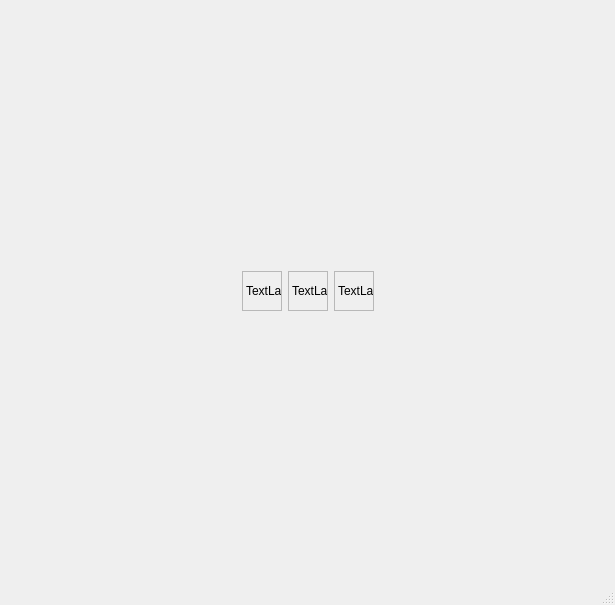
muarvyn/ColorLines, file mainwindow.ui: the form before one commit.
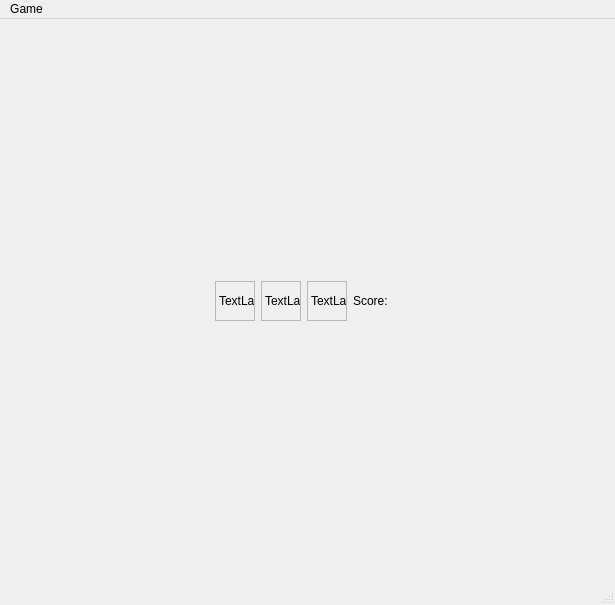
The form after the commit. Icons and pictures are not drawn.

Commit message: Added scoring. Added 'Game->New' menu. New feature: computer move skip after lines elimination.

```diff
--- a/mainwindow.ui
+++ b/mainwindow.ui
@@ -115,6 +115,20 @@
         </property>
        </widget>
       </item>
+      <item>
+       <widget class="QLabel" name="score">
+        <property name="text">
+         <string>Score:</string>
+        </property>
+       </widget>
+      </item>
+      <item>
+       <widget class="QLabel" name="scoreLab">
+        <property name="text">
+         <string/>
+        </property>
+       </widget>
+      </item>
       <item>
        <spacer name="horizontalSpacer_2">
         <property name="orientation">
@@ -141,6 +155,13 @@
      <height>22</height>
     </rect>
    </property>
+   <widget class="QMenu" name="menuGame">
+    <property name="title">
+     <string>Game</string>
+    </property>
+    <addaction name="actionNew"/>
+   </widget>
+   <addaction name="menuGame"/>
   </widget>
   <widget class="QStatusBar" name="statusbar"/>
  </widget>
```
Left out of the diff: 8 changed lines with no effect on the pictures. The commit also changes 7 other files.
